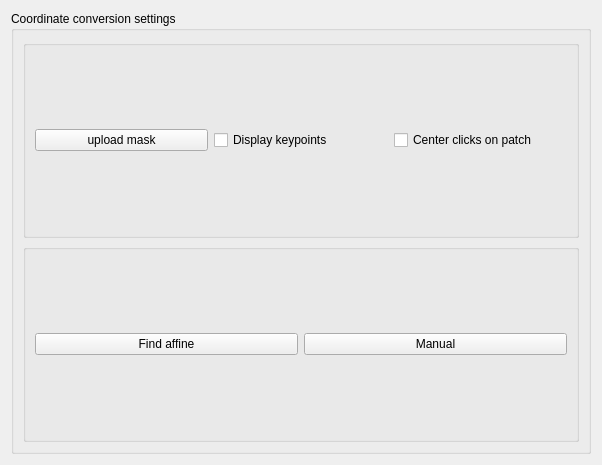
Above: plugins/Affine/Affine_settingsWidget.ui from pyIVLS/pyIVLS before the change. Below: the same form after it.
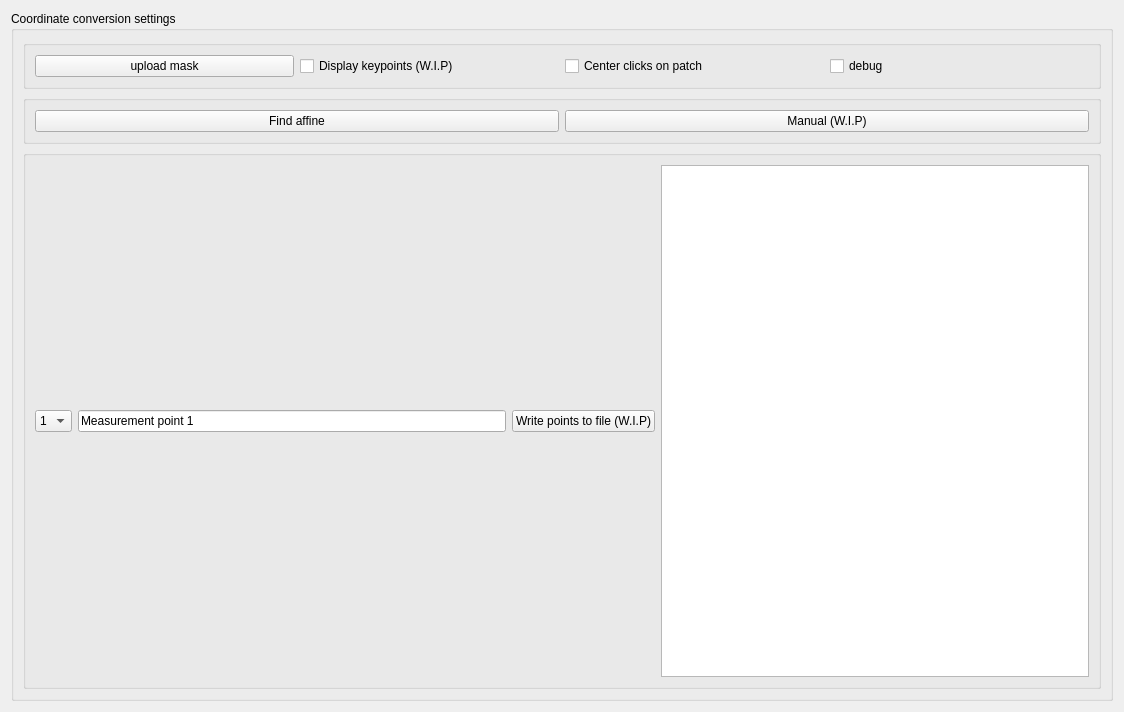
That is the form after the change.

Commit message: Added and improved point selection functionality, added custom context menu to remove measurement clusters

```diff
--- a/plugins/Affine/Affine_settingsWidget.ui
+++ b/plugins/Affine/Affine_settingsWidget.ui
@@ -6,8 +6,8 @@
    <rect>
     <x>0</x>
     <y>0</y>
-    <width>602</width>
-    <height>465</height>
+    <width>1124</width>
+    <height>712</height>
    </rect>
   </property>
   <property name="sizePolicy">
@@ -42,7 +42,7 @@
          <item>
           <widget class="QCheckBox" name="dispKP">
            <property name="text">
-            <string>Display keypoints</string>
+            <string>Display keypoints (W.I.P)</string>
            </property>
           </widget>
          </item>
@@ -53,6 +53,13 @@
            </property>
           </widget>
          </item>
+         <item>
+          <widget class="QCheckBox" name="checkBox">
+           <property name="text">
+            <string>debug</string>
+           </property>
+          </widget>
+         </item>
         </layout>
        </widget>
       </item>
@@ -72,7 +79,59 @@
          <item>
           <widget class="QPushButton" name="manualButton">
            <property name="text">
-            <string>Manual</string>
+            <string>Manual (W.I.P)</string>
+           </property>
+          </widget>
+         </item>
+        </layout>
+       </widget>
+      </item>
+      <item>
+       <widget class="QGroupBox" name="groupBox">
+        <property name="title">
+         <string/>
+        </property>
+        <layout class="QHBoxLayout" name="horizontalLayout_3">
+         <item>
+          <widget class="QComboBox" name="pointCount">
+           <item>
+            <property name="text">
+             <string>1</string>
+            </property>
+           </item>
+           <item>
+            <property name="text">
+             <string>2</string>
+            </property>
+           </item>
+           <item>
+            <property name="text">
+             <string>3</string>
+            </property>
+           </item>
+          </widget>
+         </item>
+         <item>
+          <widget class="QLineEdit" name="pointName">
+           <property name="toolTip">
+            <string>&lt;html&gt;&lt;head/&gt;&lt;body&gt;&lt;p&gt;Enter name for set of points&lt;/p&gt;&lt;p&gt;&lt;br/&gt;&lt;/p&gt;&lt;/body&gt;&lt;/html&gt;</string>
+           </property>
+           <property name="text">
+            <string>Measurement point 1</string>
+           </property>
+          </widget>
+         </item>
+         <item>
+          <widget class="QPushButton" name="savePoints">
+           <property name="text">
+            <string>Write points to file (W.I.P)</string>
+           </property>
+          </widget>
+         </item>
+         <item>
+          <widget class="QListWidget" name="definedPoints">
+           <property name="contextMenuPolicy">
+            <enum>Qt::ContextMenuPolicy::DefaultContextMenu</enum>
            </property>
           </widget>
          </item>
```
The commit also changes 9 other files.
